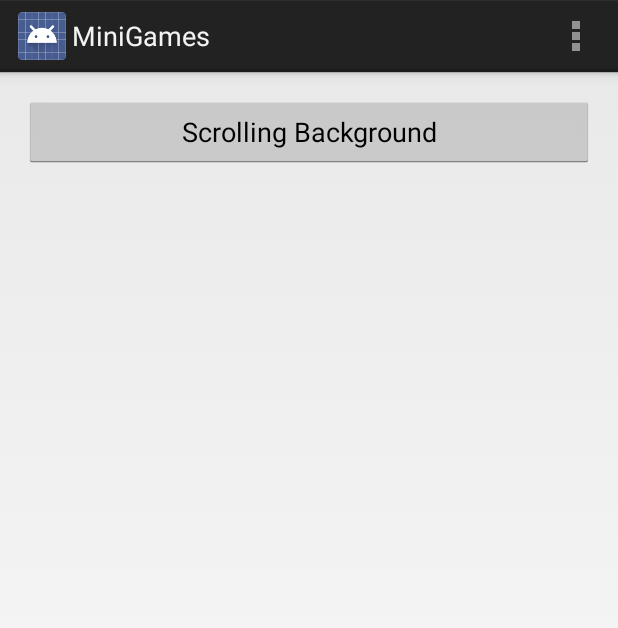
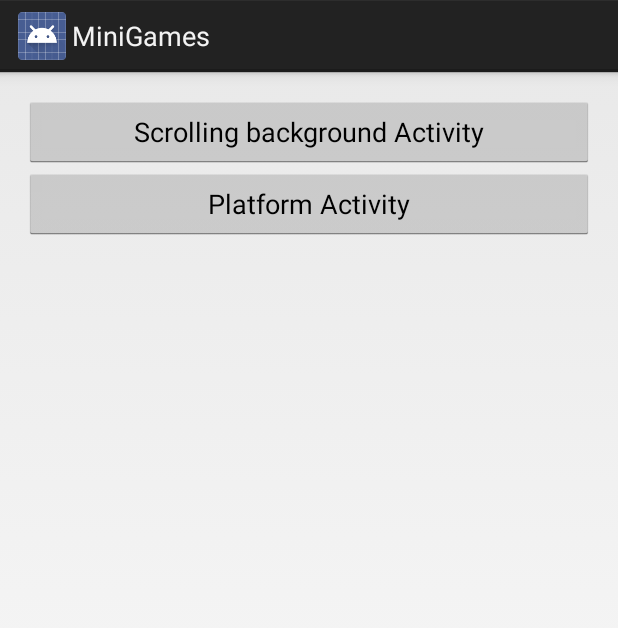
Before and after one commit to cyrillrx/android_tower_defense, an Android app: the screen it shows after launch (MainActivity), on a phone screen of 412 x 824 dp. Shown: the top 628 px of the screen. Run offline under Robolectric (Android 15) with nearby library versions, the phone set to English and light mode, and no system bars.

Commit message:
Code refactoring. Added access to PlatformActivity. Prepared callback for user input in DrawingView.

```diff
--- a/MiniGames/build.gradle
+++ b/MiniGames/build.gradle
@@ -23,5 +23,5 @@ android {
 }
 
 dependencies {
-    compile 'com.android.support:appcompat-v7:18.0.0'
+	compile 'com.android.support:appcompat-v7:18.0.0'
 }
--- a/MiniGames/src/main/java/org/es/minigames/MainActivity.java
+++ b/MiniGames/src/main/java/org/es/minigames/MainActivity.java
@@ -7,7 +7,8 @@ import android.view.Menu;
 import android.view.View;
 import android.widget.Button;
 
-import org.es.minigames.scrollingbackgrounds.ScrollingBackground;
+import org.es.minigames.platform.PlatformActivity;
+import org.es.minigames.scrollingbackgrounds.ScrollingBackgroundActivity;
 
 
 public class MainActivity extends Activity implements View.OnClickListener {
@@ -18,13 +19,14 @@ public class MainActivity extends Activity implements View.OnClickListener {
         setContentView(R.layout.activity_main);
 
         ((Button) findViewById(R.id.btn_scrolling_bg)).setOnClickListener(this);
+        ((Button) findViewById(R.id.btn_platform)).setOnClickListener(this);
     }
 
-    @Override
-    public boolean onCreateOptionsMenu(Menu menu) {
-        getMenuInflater().inflate(R.menu.main, menu);
-        return true;
-    }
+//    @Override
+//    public boolean onCreateOptionsMenu(Menu menu) {
+//        getMenuInflater().inflate(R.menu.scrolling_bg, menu);
+//        return true;
+//    }
 
     @Override
     public void onClick(View v) {
@@ -32,7 +34,11 @@ public class MainActivity extends Activity implements View.OnClickListener {
         switch (v.getId()) {
 
             case R.id.btn_scrolling_bg:
-                startActivity(new Intent(getApplicationContext(), ScrollingBackground.class));
+                startActivity(new Intent(getApplicationContext(), ScrollingBackgroundActivity.class));
+                break;
+
+            case R.id.btn_platform:
+                startActivity(new Intent(getApplicationContext(), PlatformActivity.class));
                 break;
         }
     }
--- a/MiniGames/src/main/java/org/es/minigames/scrollingbackgrounds/ScrollingBgDrawingThread.java
+++ b/MiniGames/src/main/java/org/es/minigames/scrollingbackgrounds/ScrollingBgDrawingThread.java
@@ -34,6 +34,7 @@ public class ScrollingBgDrawingThread extends DrawingThread {
 
     @Override
     protected void updateSurfaceSize() {
+
         // Resize the background image
         // Image is larger than the screen => adapt height
         float farBgCoef = (float) mCanvasHeight / (float) mFarBackground.getHeight();
@@ -47,6 +48,7 @@ public class ScrollingBgDrawingThread extends DrawingThread {
 
     /** Update data. */
     protected void update() {
+
         // decrement the far and near backgrounds
         mFarBg1Left -= 1;
         mNearBg1Left -= 4;
--- a/MiniGames/src/main/res/layout/activity_main.xml
+++ b/MiniGames/src/main/res/layout/activity_main.xml
@@ -9,9 +9,21 @@
             android:paddingBottom="@dimen/activity_vertical_margin"
             tools:context=".MainActivity">
 
-    <Button
-            android:id="@+id/btn_scrolling_bg"
-            android:text="@string/scrolling_bg"
+    <LinearLayout
+            android:orientation="vertical"
             android:layout_width="match_parent"
-            android:layout_height="wrap_content" />
+            android:layout_height="wrap_content">
+
+        <Button
+                android:id="@+id/btn_scrolling_bg"
+                android:text="@string/title_activity_scrolling_bg"
+                android:layout_width="match_parent"
+                android:layout_height="wrap_content" />
+
+        <Button
+                android:id="@+id/btn_platform"
+                android:text="@string/title_activity_platform"
+                android:layout_width="match_parent"
+                android:layout_height="wrap_content" />
+    </LinearLayout>
 </ScrollView>
--- /dev/null
+++ b/MiniGames/src/main/res/layout/activity_platform.xml
@@ -0,0 +1,6 @@
+<?xml version="1.0" encoding="utf-8"?>
+<org.es.minigames.platform.PlatformView
+        xmlns:android="http://schemas.android.com/apk/res/android"
+        android:id="@+id/platform_view"
+        android:layout_width="match_parent"
+        android:layout_height="match_parent" />
--- /dev/null
+++ b/MiniGames/src/main/res/layout/activity_scrolling_bg.xml
@@ -0,0 +1,6 @@
+<?xml version="1.0" encoding="utf-8"?>
+<org.es.minigames.scrollingbackgrounds.ScrollingBackgroundView
+        xmlns:android="http://schemas.android.com/apk/res/android"
+        android:id="@+id/scrolling_bg_view"
+        android:layout_width="match_parent"
+        android:layout_height="match_parent" />
--- a/MiniGames/src/main/res/layout/scrolling_bg.xml
+++ /dev/null
@@ -1,6 +0,0 @@
-<?xml version="1.0" encoding="utf-8"?>
-<org.es.minigames.scrollingbackgrounds.ScrollingBackgroundView
-        xmlns:android="http://schemas.android.com/apk/res/android"
-        android:id="@+id/scrolling_bg_view"
-        android:layout_width="match_parent"
-        android:layout_height="match_parent" />
--- a/MiniGames/src/main/res/menu/main.xml
+++ b/MiniGames/src/main/res/menu/platform.xml
@@ -1,10 +1,5 @@
 <?xml version="1.0" encoding="utf-8"?>
 <menu xmlns:android="http://schemas.android.com/apk/res/android">
-    <item
-            android:id="@+id/action_settings"
-            android:title="@string/action_settings"
-            android:orderInCategory="100"
-            android:showAsAction="never" />
 
     <item
             android:id="@+id/fps_10"
--- /dev/null
+++ b/MiniGames/src/main/res/menu/scrolling_bg.xml
@@ -0,0 +1,32 @@
+<?xml version="1.0" encoding="utf-8"?>
+<menu xmlns:android="http://schemas.android.com/apk/res/android">
+
+    <item
+            android:id="@+id/fps_10"
+            android:title="@string/fps_10"
+            android:showAsAction="never" />
+    <item
+            android:id="@+id/fps_20"
+            android:title="@string/fps_20"
+            android:showAsAction="never" />
+
+    <item
+            android:id="@+id/fps_30"
+            android:title="@string/fps_30"
+            android:showAsAction="never" />
+
+    <item
+            android:id="@+id/fps_40"
+            android:title="@string/fps_40"
+            android:showAsAction="never" />
+
+    <item
+            android:id="@+id/fps_60"
+            android:title="@string/fps_60"
+            android:showAsAction="never" />
+
+    <item
+            android:id="@+id/fps_100"
+            android:title="@string/fps_100"
+            android:showAsAction="never" />
+</menu>
--- a/MiniGames/src/main/res/values/strings.xml
+++ b/MiniGames/src/main/res/values/strings.xml
@@ -2,8 +2,9 @@
 <resources>
 
     <string name="app_name">MiniGames</string>
-    <string name="action_settings">Settings</string>
-    <string name="scrolling_bg">Scrolling Background</string>
+
+    <string name="title_activity_scrolling_bg">Scrolling background Activity</string>
+    <string name="title_activity_platform">Platform Activity</string>
 
     <string name="fps_10">Run at 10 ftp</string>
     <string name="fps_20">Run at 20 ftp</string>
@@ -11,5 +12,6 @@
     <string name="fps_40">Run at 40 ftp</string>
     <string name="fps_60">Run at 60 ftp</string>
     <string name="fps_100">Run at 100 ftp</string>
+    <string name="hello_world">Hello world!</string>
 
 </resources>
```
Also changed, not shown: MiniGames/src/main/AndroidManifest.xml (+6 -2 lines), MiniGames/src/main/java/org/es/minigames/common/DrawingView.java (+35 -3 lines), MiniGames/src/main/java/org/es/minigames/platform/PlatformActivity.java (added, +58 -0 lines), MiniGames/src/main/java/org/es/minigames/platform/PlatformThread.java (+55 -0 lines), MiniGames/src/main/java/org/es/minigames/platform/PlatformView.java (+11 -1 lines), MiniGames/src/main/java/org/es/minigames/scrollingbackgrounds/ScrollingBackground.java (deleted, +0 -60 lines), MiniGames/src/main/java/org/es/minigames/scrollingbackgrounds/ScrollingBackgroundActivity.java (added, +60 -0 lines).
